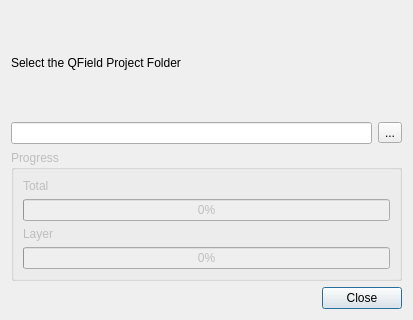
First picture: the form in qfieldsync/ui/synchronize_dialog.ui, repository opengisch/qfieldsync, before the edit.
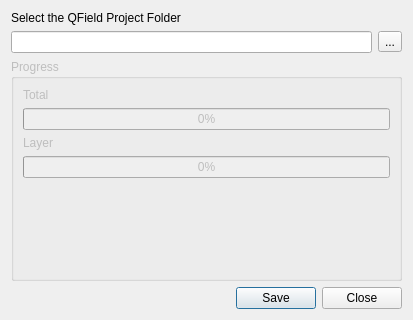
Second picture: the form after the edit.

Commit message: More general UI improvement to package and synchronize dialogs

```diff
--- a/qfieldsync/ui/synchronize_dialog.ui
+++ b/qfieldsync/ui/synchronize_dialog.ui
@@ -75,6 +75,22 @@
         </property>
        </widget>
       </item>
+      <item>
+       <spacer>
+        <property name="orientation">
+         <enum>Qt::Vertical</enum>
+        </property>
+        <property name="sizeType">
+         <enum>QSizePolicy::Expanding</enum>
+        </property>
+        <property name="sizeHint" stdset="0">
+         <size>
+          <width>16</width>
+          <height>16</height>
+         </size>
+        </property>
+       </spacer>
+      </item>
      </layout>
     </widget>
    </item>
@@ -84,7 +100,7 @@
       <enum>Qt::Horizontal</enum>
      </property>
      <property name="standardButtons">
-      <set>QDialogButtonBox::Close</set>
+      <set>QDialogButtonBox::Close|QDialogButtonBox::Save</set>
      </property>
     </widget>
    </item>
```
The commit also changes 3 other files.
